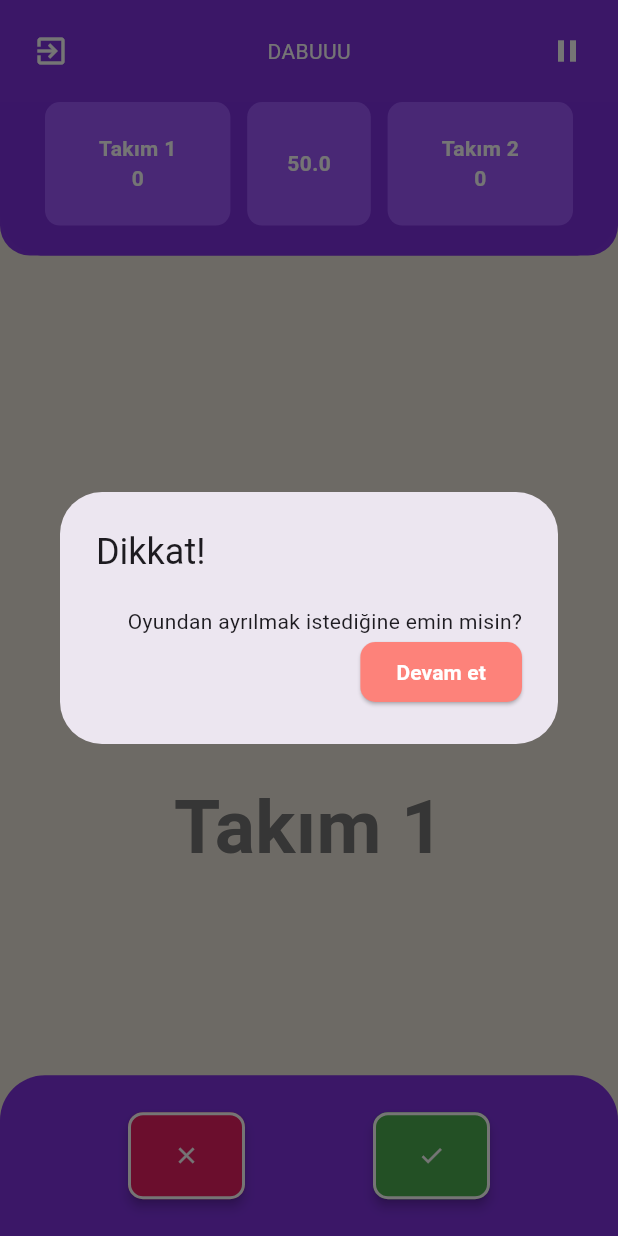
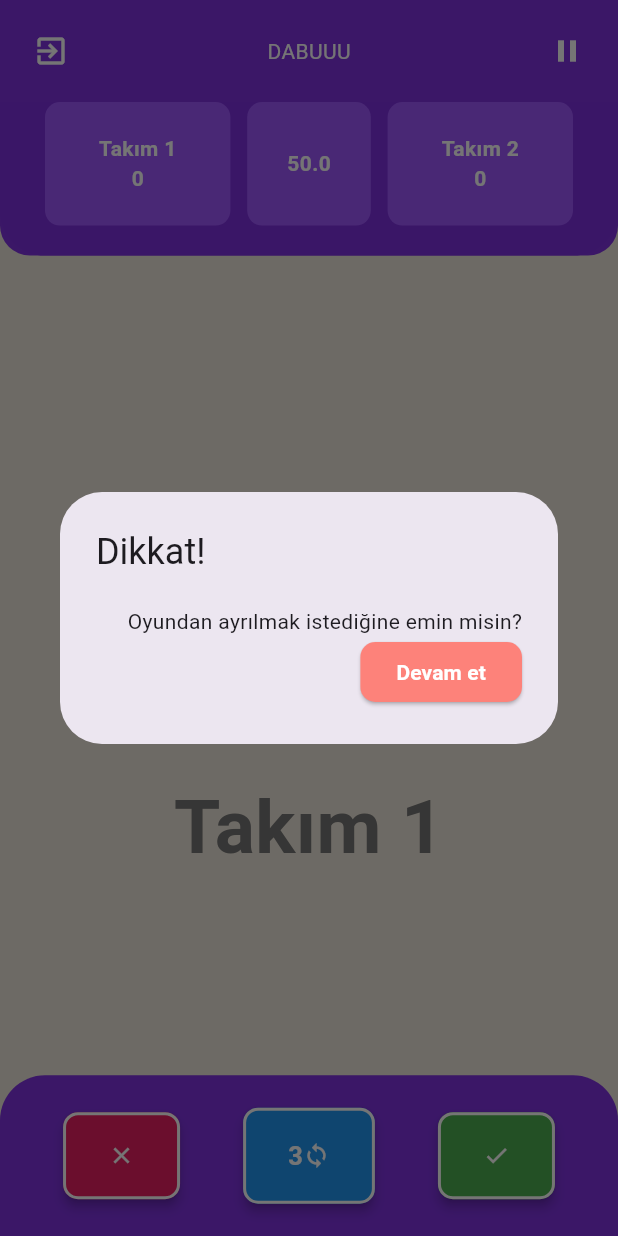
Before and after one commit to ensarsnr/Flutter-Game, a Flutter app: the GameView screen opened directly, after a tap on the "exit to app" icon, on a phone screen of 412 x 824 dp. Run offline on Flutter 3.47's test engine with Material 3 defaults, Android fonts, the phone set to English and light mode, and no system bars; drawn by our look-alikes of timer_count_down; our stand-ins replace vibration.

Commit message:
Added user lives

```diff
--- a/lib/feature/view/game.dart
+++ b/lib/feature/view/game.dart
@@ -32,6 +32,8 @@ class _GameViewState extends State<GameView> with WidgetsBindingObserver {
   int teamPoint1 = 0;
   int teamPoint2 = 0;
   int round = 0;
+  int teamLives2 = 3;
+  int teamLives1 = 3;
 
   final CountdownController _timerController =
       CountdownController(autoStart: false);
@@ -67,6 +69,8 @@ class _GameViewState extends State<GameView> with WidgetsBindingObserver {
     double screenWidth = MediaQuery.of(context).size.width;
     double screenHeight = MediaQuery.of(context).size.height;
 
+    var intRandom = Random().nextInt(tabooWords.length);
+
     return Consumer<SettingsProvider>(
       builder: (context, settingsProvider, child) {
         // Provider
@@ -74,6 +78,7 @@ class _GameViewState extends State<GameView> with WidgetsBindingObserver {
         String team2 = settingsProvider.team2 ?? "Takım 2";
         int second = settingsProvider.second ?? 50;
         int point = settingsProvider.point ?? 20;
+        bool isVib = settingsProvider.vibOff ?? true;
 
         return Scaffold(
           backgroundColor: ColorConstants.EDELWEISS,
@@ -199,9 +204,12 @@ class _GameViewState extends State<GameView> with WidgetsBindingObserver {
                                 seconds: second,
                                 interval: const Duration(milliseconds: 100),
                                 build: (BuildContext context, double time) {
-                                  if (time < 5) {
-                                    vibratePhone();
-                                  }
+                                  if (isVib) {
+                                    if (time < 10 && time > 8) {
+                                      vibratePhone();
+                                      if (time < 8) {}
+                                    }
+                                  } else {}
                                   return Text(
                                     time.toString(),
                                     style: const TextStyle(
@@ -271,11 +279,31 @@ class _GameViewState extends State<GameView> with WidgetsBindingObserver {
                           children: [
                             isTimeOver
                                 ? EndGame(
+                                    icon: teamPoint1 > teamPoint2
+                                        ? const Icon(
+                                            Icons.emoji_events_sharp,
+                                            size: 200,
+                                            color: Color.fromARGB(
+                                                255, 240, 218, 20),
+                                          )
+                                        : teamPoint2 > teamPoint1
+                                            ? const Icon(
+                                                Icons.emoji_events_sharp,
+                                                color: Color.fromARGB(
+                                                    255, 240, 218, 20),
+                                              )
+                                            : const Icon(
+                                                Icons
+                                                    .handshake_outlined, // Berabere durumu için handshake ikonu
+                                                size: 200,
+                                                color: Colors.blue,
+                                              ),
                                     winnerTeam: teamPoint1 > teamPoint2
                                         ? team1
                                         : teamPoint1 < teamPoint2
                                             ? team2
-                                            : "Berabere")
+                                            : "Berabere",
+                                  )
                                 : Column(
                                     children: [
                                       IconButton(
@@ -310,7 +338,7 @@ class _GameViewState extends State<GameView> with WidgetsBindingObserver {
                           ],
                         ),
                       )
-                    : WordCards(listData: tabooWords[randomNumber()]),
+                    : WordCards(listData: tabooWords[randomWords]),
               ),
               // Bottom
               Container(
@@ -335,7 +363,8 @@ class _GameViewState extends State<GameView> with WidgetsBindingObserver {
                                     } else {
                                       teamPoint2 = teamPoint2 - point;
                                     }
-                                    randomNumber();
+                                    randomWords =
+                                        Random().nextInt(tabooWords.length);
                                   },
                                 );
                         });
@@ -347,6 +376,48 @@ class _GameViewState extends State<GameView> with WidgetsBindingObserver {
                       backgroundColor: Colors.pink,
                     ),
                     GameButtons(
+                        onPressed: () {
+                          setState(() {
+                            isPaused
+                                ? null
+                                : setState(
+                                    () {
+                                      if (isTeamTurn) {
+                                        if (teamLives1 > 0) {
+                                          teamLives1--;
+                                          randomWords = Random()
+                                              .nextInt(tabooWords.length);
+                                        } else {}
+                                      } else {
+                                        if (teamLives2 > 0) {
+                                          teamLives2--;
+                                          randomWords = Random()
+                                              .nextInt(tabooWords.length);
+                                        } else {}
+                                      }
+                                    },
+                                  );
+                          });
+                        },
+                        child: Row(
+                          children: [
+                            Text(
+                              isTeamTurn
+                                  ? teamLives1.toString()
+                                  : teamLives2.toString(),
+                              style: TextStyle(
+                                  fontWeight: FontWeight.bold,
+                                  color: Colors.white,
+                                  fontSize: 17),
+                            ),
+                            Icon(
+                              Icons.loop,
+                              color: Colors.white,
+                            ),
+                          ],
+                        ),
+                        backgroundColor: Colors.blue),
+                    GameButtons(
                       onPressed: () {
                         isPaused
                             ? null
@@ -356,7 +427,8 @@ class _GameViewState extends State<GameView> with WidgetsBindingObserver {
                                 } else {
                                   teamPoint2 = teamPoint2 + point;
                                 }
-                                randomNumber();
+                                randomWords = intRandom =
+                                    Random().nextInt(tabooWords.length);
                               });
                       },
                       child: Icon(
@@ -381,12 +453,6 @@ void goToHome(BuildContext context) {
       context, MaterialPageRoute(builder: (context) => const HomeView()));
 }
 
-int randomNumber() {
-  var intRandom = Random().nextInt(tabooWords.length);
-  print(intRandom);
-  return intRandom;
-}
-
 void vibratePhone() async {
   Vibration.vibrate(duration: 500); // Telefonu 500 milisaniye boyunca titreştir
 }
```
